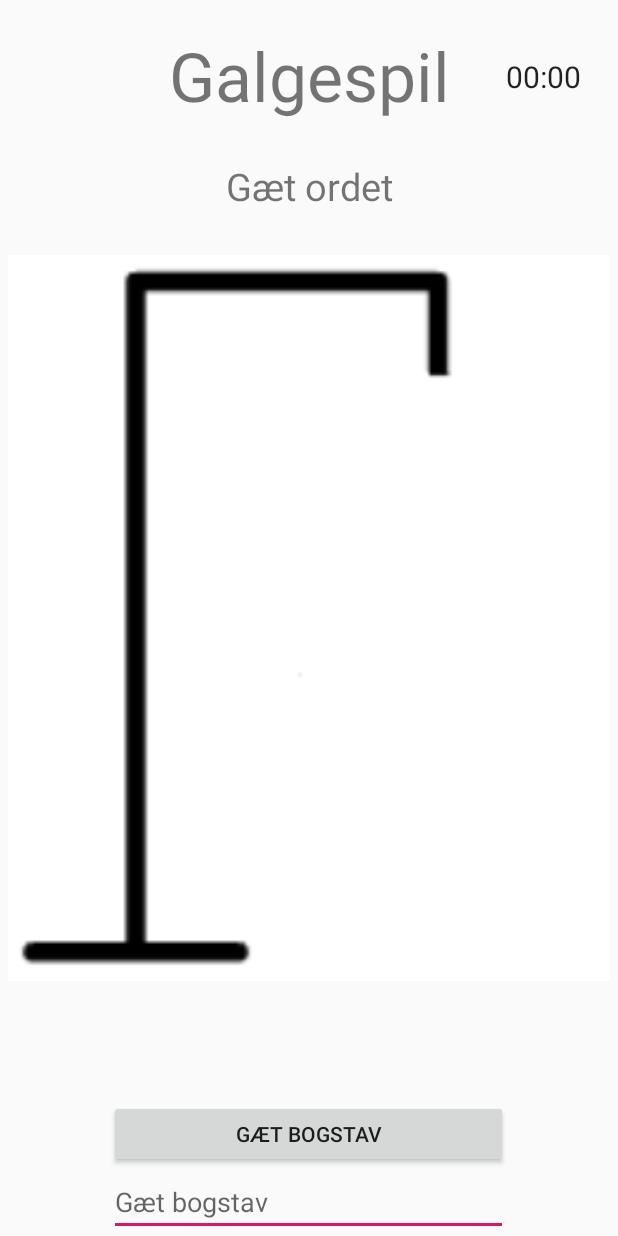
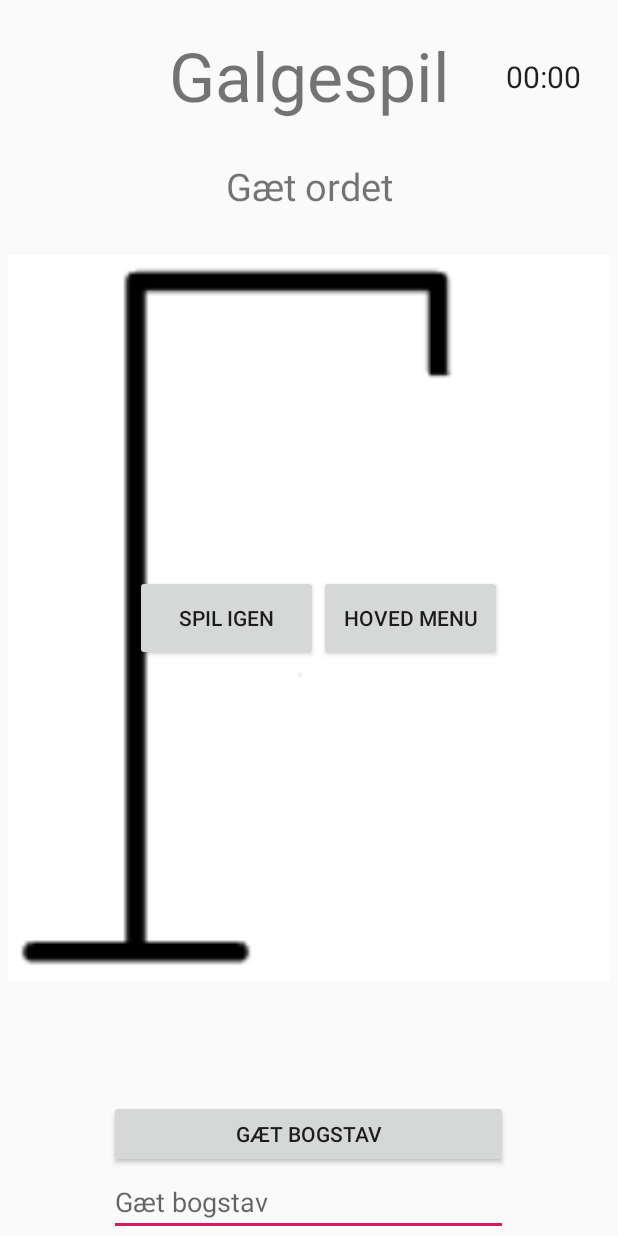
Before and after one commit to patricklopdrup/Hangman, an Android app: the layout activity_game.xml on its own in the app's theme, with its tools: preview values and no code run, on a phone screen of 412 x 824 dp. Run offline under Robolectric (Android 15) with nearby library versions, the phone set to English and light mode, and no system bars.

Commit message:
added en hoved menu knap og en spil igen knap, når spillet slutter

```diff
--- a/app/src/main/res/layout/activity_game.xml
+++ b/app/src/main/res/layout/activity_game.xml
@@ -79,4 +79,26 @@
         app:layout_constraintHorizontal_bias="0.496"
         app:layout_constraintStart_toStartOf="parent" />
 
+    <Button
+        android:id="@+id/playAgain"
+        android:layout_width="122dp"
+        android:layout_height="57dp"
+        android:text="Spil igen"
+        app:layout_constraintBottom_toBottomOf="parent"
+        app:layout_constraintEnd_toEndOf="@+id/galgeImage"
+        app:layout_constraintHorizontal_bias="0.311"
+        app:layout_constraintStart_toStartOf="@+id/galgeImage"
+        app:layout_constraintTop_toTopOf="parent" />
+
+    <Button
+        android:id="@+id/home"
+        android:layout_width="122dp"
+        android:layout_height="57dp"
+        android:text="Hoved menu"
+        app:layout_constraintBottom_toBottomOf="parent"
+        app:layout_constraintEnd_toEndOf="@+id/galgeImage"
+        app:layout_constraintHorizontal_bias="0.733"
+        app:layout_constraintStart_toStartOf="@+id/galgeImage"
+        app:layout_constraintTop_toTopOf="parent" />
+
 </androidx.constraintlayout.widget.ConstraintLayout>
```
Also changed, not shown: app/src/main/java/com/example/galgespil/Game.java (+21 -2 lines).
